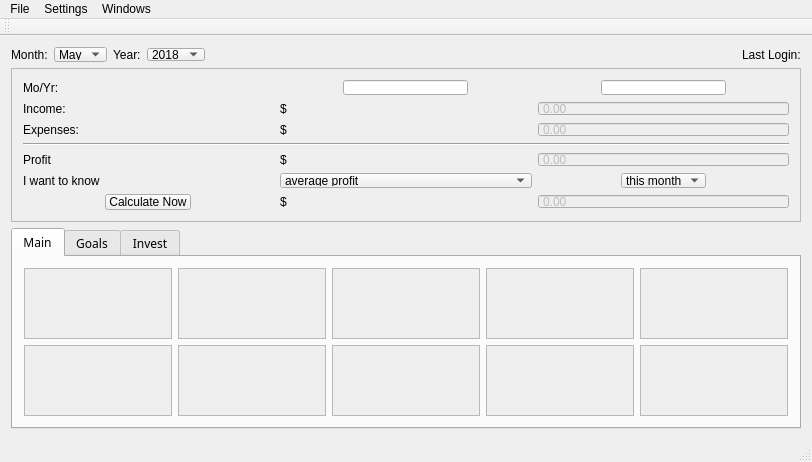
Old version of the form src/mudget.ui in the repository ItsMoss/mUdget.
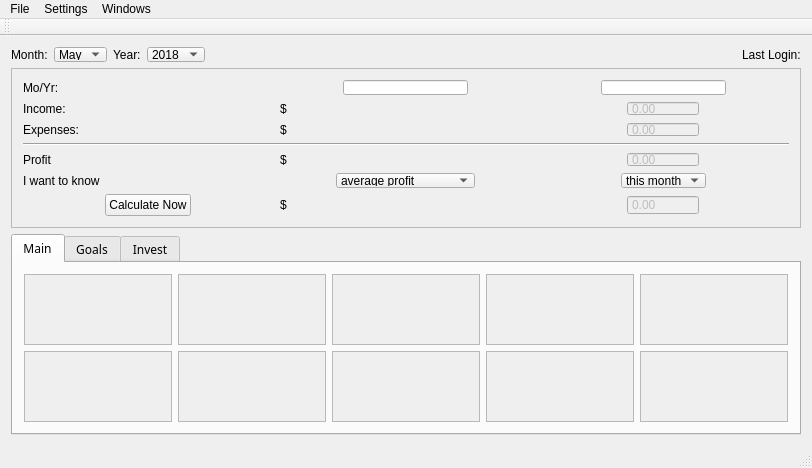
New version of the form.

Commit message: swapped categories with a set rather than a map. removed mudgetCategory reference to categories and instead mudget handles available categories for expense box to contain. this also means no 2 expense boxes should be able to have the same category. the expense boxes also no longer have combos to select category, it is replaced with button which displays dialog with combo to select permanent (sort of) category name

Patch:
```diff
--- a/src/mudget.ui
+++ b/src/mudget.ui
@@ -127,6 +127,12 @@
       </item>
       <item>
        <widget class="QComboBox" name="yearComboBox">
+        <property name="sizePolicy">
+         <sizepolicy hsizetype="Preferred" vsizetype="Preferred">
+          <horstretch>0</horstretch>
+          <verstretch>0</verstretch>
+         </sizepolicy>
+        </property>
         <property name="minimumSize">
          <size>
           <width>49</width>
@@ -136,7 +142,7 @@
         <property name="maximumSize">
          <size>
           <width>16777215</width>
-          <height>13</height>
+          <height>16777215</height>
          </size>
         </property>
         <item>
@@ -334,7 +340,7 @@
            <property name="maximumSize">
             <size>
              <width>16777215</width>
-             <height>15</height>
+             <height>20</height>
             </size>
            </property>
            <property name="text">
@@ -342,11 +348,17 @@
            </property>
           </widget>
          </item>
-         <item row="2" column="2">
+         <item row="2" column="2" alignment="Qt::AlignHCenter">
           <widget class="QDoubleSpinBox" name="expensesSpinBox">
            <property name="enabled">
             <bool>false</bool>
            </property>
+           <property name="sizePolicy">
+            <sizepolicy hsizetype="Preferred" vsizetype="Preferred">
+             <horstretch>0</horstretch>
+             <verstretch>0</verstretch>
+            </sizepolicy>
+           </property>
            <property name="minimumSize">
             <size>
              <width>0</width>
@@ -356,7 +368,7 @@
            <property name="maximumSize">
             <size>
              <width>16777215</width>
-             <height>15</height>
+             <height>16777215</height>
             </size>
            </property>
            <property name="buttonSymbols">
@@ -370,11 +382,17 @@
            </property>
           </widget>
          </item>
-         <item row="4" column="2">
+         <item row="4" column="2" alignment="Qt::AlignHCenter">
           <widget class="QDoubleSpinBox" name="profitSpinBox">
            <property name="enabled">
             <bool>false</bool>
            </property>
+           <property name="sizePolicy">
+            <sizepolicy hsizetype="Preferred" vsizetype="Preferred">
+             <horstretch>0</horstretch>
+             <verstretch>0</verstretch>
+            </sizepolicy>
+           </property>
            <property name="minimumSize">
             <size>
              <width>0</width>
@@ -384,7 +402,7 @@
            <property name="maximumSize">
             <size>
              <width>16777215</width>
-             <height>15</height>
+             <height>16777215</height>
             </size>
            </property>
            <property name="buttonSymbols">
@@ -403,7 +421,7 @@
            <property name="maximumSize">
             <size>
              <width>16777215</width>
-             <height>13</height>
+             <height>16777215</height>
             </size>
            </property>
            <property name="text">
@@ -411,11 +429,17 @@
            </property>
           </widget>
          </item>
-         <item row="6" column="2">
+         <item row="6" column="2" alignment="Qt::AlignHCenter">
           <widget class="QDoubleSpinBox" name="resultSpinBox">
            <property name="enabled">
             <bool>false</bool>
            </property>
+           <property name="sizePolicy">
+            <sizepolicy hsizetype="Preferred" vsizetype="Preferred">
+             <horstretch>0</horstretch>
+             <verstretch>0</verstretch>
+            </sizepolicy>
+           </property>
            <property name="minimumSize">
             <size>
              <width>0</width>
@@ -425,7 +449,7 @@
            <property name="maximumSize">
             <size>
              <width>16777215</width>
-             <height>15</height>
+             <height>20</height>
             </size>
            </property>
            <property name="readOnly">
@@ -444,16 +468,22 @@
          </item>
          <item row="6" column="0" alignment="Qt::AlignHCenter">
           <widget class="QPushButton" name="pushButton">
+           <property name="sizePolicy">
+            <sizepolicy hsizetype="Preferred" vsizetype="Preferred">
+             <horstretch>0</horstretch>
+             <verstretch>0</verstretch>
+            </sizepolicy>
+           </property>
            <property name="minimumSize">
             <size>
-             <width>80</width>
-             <height>16</height>
+             <width>0</width>
+             <height>0</height>
             </size>
            </property>
            <property name="maximumSize">
             <size>
              <width>16777215</width>
-             <height>18</height>
+             <height>16777215</height>
             </size>
            </property>
            <property name="text">
@@ -517,11 +547,17 @@
            </property>
           </widget>
          </item>
-         <item row="1" column="2">
+         <item row="1" column="2" alignment="Qt::AlignHCenter">
           <widget class="QDoubleSpinBox" name="incomeSpinBox">
            <property name="enabled">
             <bool>false</bool>
            </property>
+           <property name="sizePolicy">
+            <sizepolicy hsizetype="Preferred" vsizetype="Preferred">
+             <horstretch>0</horstretch>
+             <verstretch>0</verstretch>
+            </sizepolicy>
+           </property>
            <property name="minimumSize">
             <size>
              <width>0</width>
@@ -531,7 +567,7 @@
            <property name="maximumSize">
             <size>
              <width>16777215</width>
-             <height>15</height>
+             <height>16777215</height>
             </size>
            </property>
            <property name="buttonSymbols">
@@ -545,8 +581,14 @@
            </property>
           </widget>
          </item>
-         <item row="5" column="1">
+         <item row="5" column="1" alignment="Qt::AlignHCenter">
           <widget class="QComboBox" name="calculationComboBox">
+           <property name="sizePolicy">
+            <sizepolicy hsizetype="Preferred" vsizetype="Preferred">
+             <horstretch>0</horstretch>
+             <verstretch>0</verstretch>
+            </sizepolicy>
+           </property>
            <property name="minimumSize">
             <size>
              <width>116</width>
@@ -556,7 +598,7 @@
            <property name="maximumSize">
             <size>
              <width>16777215</width>
-             <height>15</height>
+             <height>16777215</height>
             </size>
            </property>
            <item>
@@ -631,7 +673,7 @@
              <x>0</x>
              <y>0</y>
              <width>151</width>
-             <height>97</height>
+             <height>75</height>
             </rect>
            </property>
           </widget>
@@ -648,7 +690,7 @@
              <x>0</x>
              <y>0</y>
              <width>152</width>
-             <height>97</height>
+             <height>75</height>
             </rect>
            </property>
           </widget>
@@ -665,7 +707,7 @@
              <x>0</x>
              <y>0</y>
              <width>151</width>
-             <height>97</height>
+             <height>75</height>
             </rect>
            </property>
           </widget>
@@ -682,7 +724,7 @@
              <x>0</x>
              <y>0</y>
              <width>152</width>
-             <height>97</height>
+             <height>75</height>
             </rect>
            </property>
           </widget>
@@ -699,7 +741,7 @@
              <x>0</x>
              <y>0</y>
              <width>152</width>
-             <height>97</height>
+             <height>75</height>
             </rect>
            </property>
           </widget>
@@ -719,7 +761,7 @@
              <x>0</x>
              <y>0</y>
              <width>152</width>
-             <height>97</height>
+             <height>76</height>
             </rect>
            </property>
           </widget>
@@ -736,7 +778,7 @@
              <x>0</x>
              <y>0</y>
              <width>151</width>
-             <height>97</height>
+             <height>76</height>
             </rect>
            </property>
           </widget>
@@ -753,7 +795,7 @@
              <x>0</x>
              <y>0</y>
              <width>152</width>
-             <height>97</height>
+             <height>76</height>
             </rect>
            </property>
           </widget>
@@ -770,7 +812,7 @@
              <x>0</x>
              <y>0</y>
              <width>151</width>
-             <height>97</height>
+             <height>76</height>
             </rect>
            </property>
           </widget>
@@ -787,7 +829,7 @@
              <x>0</x>
              <y>0</y>
              <width>152</width>
-             <height>97</height>
+             <height>76</height>
             </rect>
            </property>
           </widget>
```
Left out of the diff: 46 changed lines with no effect on the pictures. The commit also changes 6 other files.
